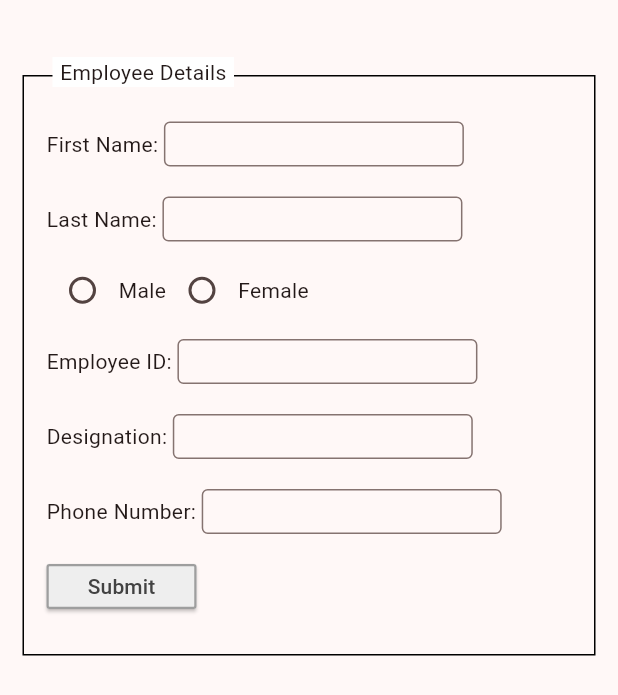
After one commit to andreluizsimoes/masterclass_t14, a Flutter app: the screen it shows after launch, after a tap on "Form Page", on a phone screen of 412 x 824 dp. The commit adds this screen. Shown: the top 695 px of the screen. Run offline on Flutter 3.47's test engine with Material 3 defaults, Android fonts, the phone set to English and light mode, and no system bars.

Commit message:
exercicio de formulário

```diff
--- /dev/null
+++ b/componentes_flutter/lib/app/core/widgets/form_row.dart
@@ -0,0 +1,30 @@
+import 'package:flutter/material.dart';
+
+class FormRow extends StatelessWidget {
+  final String text;
+
+  const FormRow({super.key, required this.text});
+
+  @override
+  Widget build(BuildContext context) {
+    return SizedBox(
+      height: 30,
+      child: Row(
+        children: [
+          Text(text),
+          const SizedBox(
+            width: 200,
+            child: TextField(
+              decoration: InputDecoration(
+                isDense: true,
+                border: OutlineInputBorder(),
+                contentPadding:
+                    EdgeInsets.symmetric(vertical: 10, horizontal: 10),
+              ),
+            ),
+          ),
+        ],
+      ),
+    );
+  }
+}
--- a/componentes_flutter/lib/app/core/widgets/login_button.dart
+++ b/componentes_flutter/lib/app/core/widgets/login_button.dart
@@ -17,8 +17,10 @@ class LoginButton extends StatelessWidget {
 
   @override
   Widget build(BuildContext context) {
+    var isPortrait = MediaQuery.of(context).orientation == Orientation.portrait;
+
     return SizedBox(
-      width: double.infinity,
+      width: isPortrait ? double.infinity : 400,
       child: ElevatedButton(
         style: ButtonStyle(
           backgroundColor: MaterialStateProperty.all(bgColor),
--- /dev/null
+++ b/componentes_flutter/lib/app/core/widgets/submit_form_button.dart
@@ -0,0 +1,36 @@
+import 'package:flutter/material.dart';
+
+class SubmitFormButton extends StatelessWidget {
+  final String text;
+  final VoidCallback onPressed;
+
+  const SubmitFormButton(
+      {super.key, required this.text, required this.onPressed});
+
+  @override
+  Widget build(BuildContext context) {
+    return InkWell(
+      onTap: () => onPressed,
+      child: SizedBox(
+        height: 30,
+        width: 100,
+        child: ElevatedButton(
+          style: ButtonStyle(
+            shape: MaterialStateProperty.all(
+              RoundedRectangleBorder(
+                borderRadius: BorderRadius.circular(2),
+                side: BorderSide(color: Colors.grey, width: 1.5),
+              ),
+            ),
+            backgroundColor: MaterialStateProperty.all(Colors.grey.shade200),
+          ),
+          onPressed: () {},
+          child: Text(
+            text,
+            style: TextStyle(color: Colors.grey.shade800),
+          ),
+        ),
+      ),
+    );
+  }
+}
--- a/componentes_flutter/lib/app/core/widgets/tinder_button.dart
+++ b/componentes_flutter/lib/app/core/widgets/tinder_button.dart
@@ -10,10 +10,11 @@ class TinderButton extends StatelessWidget {
 
   @override
   Widget build(BuildContext context) {
+    var isPortrait = MediaQuery.of(context).orientation == Orientation.portrait;
     return InkWell(
       onTap: () => onTap,
       child: Container(
-        width: double.infinity,
+        width: isPortrait ? double.infinity : 400,
         padding: const EdgeInsets.symmetric(vertical: 15, horizontal: 20),
         decoration: BoxDecoration(
           borderRadius: BorderRadius.circular(30),
--- a/componentes_flutter/lib/app/my_app.dart
+++ b/componentes_flutter/lib/app/my_app.dart
@@ -1,3 +1,4 @@
+import 'package:componentes_flutter/app/pages/form_page.dart';
 import 'package:componentes_flutter/app/pages/home_page.dart';
 import 'package:componentes_flutter/app/pages/login_page.dart';
 import 'package:componentes_flutter/app/pages/tinder_page.dart';
@@ -19,6 +20,7 @@ class MyApp extends StatelessWidget {
         '/': (context) => const HomePage(),
         '/tinder': (context) => const TinderPage(),
         '/login': (context) => const LoginPage(),
+        '/form': (context) => const FormPage(),
       },
     );
   }
--- /dev/null
+++ b/componentes_flutter/lib/app/pages/form_page.dart
@@ -0,0 +1,100 @@
+import 'package:componentes_flutter/app/core/widgets/form_row.dart';
+import 'package:componentes_flutter/app/core/widgets/submit_form_button.dart';
+import 'package:flutter/material.dart';
+
+class FormPage extends StatelessWidget {
+  const FormPage({super.key});
+
+  @override
+  Widget build(BuildContext context) {
+    String? selectedGender;
+
+    return Scaffold(
+      body: SingleChildScrollView(
+        child: SafeArea(
+          child: Padding(
+            padding: const EdgeInsets.symmetric(horizontal: 15, vertical: 50),
+            child: Stack(
+              clipBehavior: Clip.none,
+              children: [
+                Container(
+                  decoration: BoxDecoration(
+                    border: Border.all(color: Colors.black, width: 1),
+                  ),
+                  child: Padding(
+                    padding: const EdgeInsets.symmetric(
+                        horizontal: 15, vertical: 30),
+                    child: Column(
+                      crossAxisAlignment: CrossAxisAlignment.start,
+                      children: [
+                        const FormRow(text: 'First Name: '),
+                        const SizedBox(
+                          height: 20,
+                        ),
+                        const FormRow(text: 'Last Name: '),
+                        const SizedBox(
+                          height: 20,
+                        ),
+                        SizedBox(
+                          height: 25,
+                          child: Row(children: [
+                            Radio(
+                              value: 'Male',
+                              groupValue: selectedGender,
+                              onChanged: (value) {
+                                selectedGender = value;
+                              },
+                            ),
+                            const Text('Male'),
+                            Radio(
+                              value: 'Female',
+                              groupValue: selectedGender,
+                              onChanged: (value) {
+                                selectedGender = value;
+                              },
+                            ),
+                            const Text('Female'),
+                          ]),
+                        ),
+                        const SizedBox(
+                          height: 20,
+                        ),
+                        const FormRow(text: 'Employee ID: '),
+                        const SizedBox(
+                          height: 20,
+                        ),
+                        const FormRow(text: 'Designation: '),
+                        const SizedBox(
+                          height: 20,
+                        ),
+                        const FormRow(text: 'Phone Number: '),
+                        const SizedBox(
+                          height: 20,
+                        ),
+                        SubmitFormButton(
+                          text: 'Submit',
+                          onPressed: () {},
+                        ),
+                      ],
+                    ),
+                  ),
+                ),
+                Positioned(
+                  left: 20,
+                  top: -12,
+                  child: Container(
+                    color: Colors.white, // Fundo branco para cobrir a borda
+                    padding: const EdgeInsets.symmetric(horizontal: 5),
+                    child: const Text(
+                      'Employee Details',
+                    ),
+                  ),
+                )
+              ],
+            ),
+          ),
+        ),
+      ),
+    );
+  }
+}
--- a/componentes_flutter/lib/app/pages/home_page.dart
+++ b/componentes_flutter/lib/app/pages/home_page.dart
@@ -36,6 +36,15 @@ class _HomePageState extends State<HomePage> {
             },
             child: const Text('Login Mockup'),
           ),
+          const SizedBox(
+            height: 20,
+          ),
+          ElevatedButton(
+            onPressed: () {
+              Navigator.pushNamed(context, '/form');
+            },
+            child: const Text('Form Page'),
+          ),
         ],
       )),
     );
--- a/componentes_flutter/lib/app/pages/login_page.dart
+++ b/componentes_flutter/lib/app/pages/login_page.dart
@@ -16,7 +16,8 @@ class _LoginPageState extends State<LoginPage> {
 
     return Scaffold(
       backgroundColor: Colors.black,
-      body: Column(
+      body: SingleChildScrollView(
+        child: Column(
           crossAxisAlignment: CrossAxisAlignment.center,
           children: [
             SizedBox(
@@ -108,6 +109,7 @@ class _LoginPageState extends State<LoginPage> {
             )
           ],
         ),
+      ),
     );
   }
 }
--- a/componentes_flutter/lib/app/pages/tinder_page.dart
+++ b/componentes_flutter/lib/app/pages/tinder_page.dart
@@ -14,6 +14,8 @@ class _TinderPageState extends State<TinderPage> {
   Widget build(BuildContext context) {
     final screenHeight = MediaQuery.of(context).size.height;
     final screenWidth = MediaQuery.of(context).size.width;
+    final isPortrait =
+        MediaQuery.of(context).orientation == Orientation.portrait;
 
     return Scaffold(
       extendBodyBehindAppBar: true,
@@ -46,19 +48,20 @@ class _TinderPageState extends State<TinderPage> {
             end: Alignment.centerRight,
           ),
         ),
+        child: SingleChildScrollView(
           child: Column(
             children: [
               SizedBox(
-              height: screenHeight * 0.15,
+                height: isPortrait ? screenHeight * 0.15 : screenHeight * 0.02,
               ),
               Image.asset('assets/images/tinder_logo.png',
-                width: screenWidth * 0.7),
-            const SizedBox(
-              height: 20,
+                  width: isPortrait ? screenWidth * 0.7 : screenWidth * 0.3),
+              SizedBox(
+                height: isPortrait ? 20 : screenHeight * 0.01,
               ),
               const Rules(),
-            const SizedBox(
-              height: 20,
+              SizedBox(
+                height: isPortrait ? 20 : 10,
               ),
               Padding(
                 padding: const EdgeInsets.symmetric(horizontal: 15),
@@ -97,6 +100,7 @@ class _TinderPageState extends State<TinderPage> {
             ],
           ),
         ),
+      ),
     );
   }
 }
```
Lines whose indentation alone changed are shown as unchanged.
